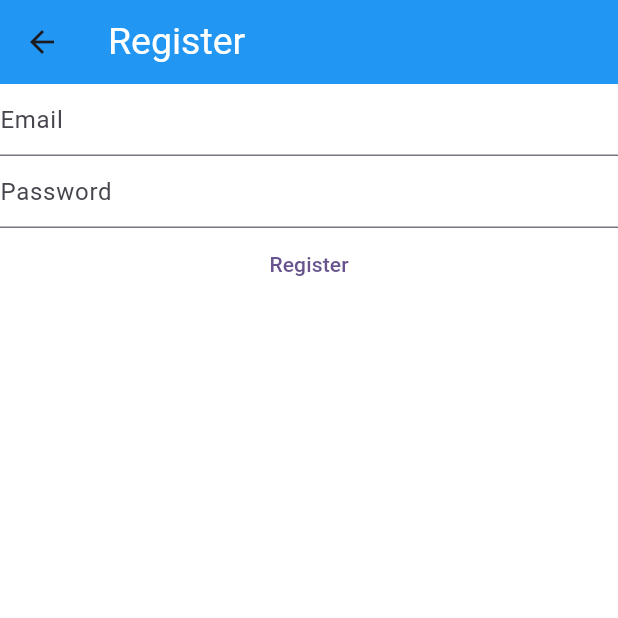
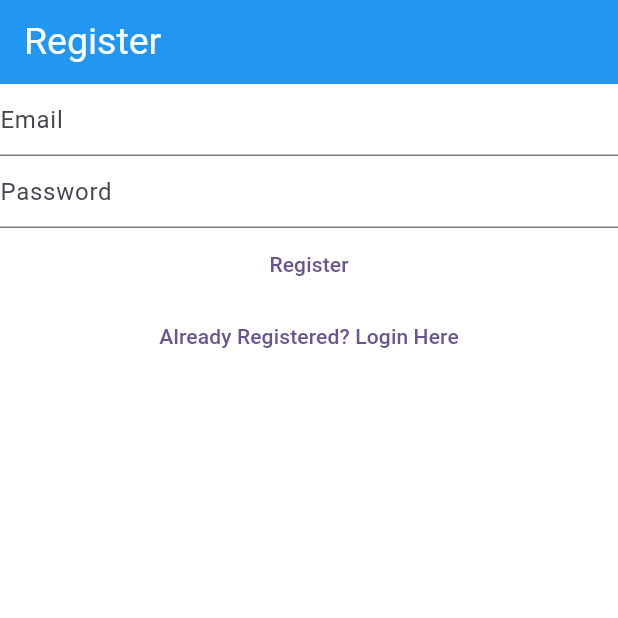
Before and after one commit to Arjunkocharla/smartnotes, a Flutter app: the RegisterView screen opened directly, on a phone screen of 412 x 824 dp, the top half of it. Run offline on Flutter 3.47's test engine with Material 3 defaults, Android fonts, the phone set to English and light mode, and no system bars; our stand-ins replace firebase_auth, firebase_core; accounts and stored records are empty.

Commit message:
commiting email and login

```diff
--- a/lib/views/register_view.dart
+++ b/lib/views/register_view.dart
@@ -26,21 +26,12 @@
   @override
   Widget build(BuildContext context) {
     return Scaffold(
-      backgroundColor: Colors.white,
       appBar: AppBar(
-          title: const Text(
-            'Register',
-            style: TextStyle(color: Colors.white, fontSize: 25),
+        title: Text("Register",
+            style: TextStyle(color: Colors.white, fontSize: 25)),
+        backgroundColor: Colors.blue,
       ),
-          backgroundColor: Colors.blue,
-          centerTitle: false),
-      body: FutureBuilder(
-        future: Firebase.initializeApp(
-            options: DefaultFirebaseOptions.currentPlatform),
-        builder: (context, snapshot) {
-          switch (snapshot.connectionState) {
-            case ConnectionState.done:
-              return Column(
+      body: Column(
         children: [
           TextField(
             controller: _email,
@@ -76,12 +67,13 @@
             },
             child: const Text('Register'),
           ),
+          TextButton(
+              onPressed: () {
+                Navigator.of(context)
+                    .pushNamedAndRemoveUntil('/login', (route) => false);
+              },
+              child: Text("Already Registered? Login Here")),
         ],
-              );
-            default:
-              return const Text("Loading");
-          }
-        },
       ),
     );
   }
```
Also changed, not shown: lib/main.dart (+55 -19 lines), lib/views/login_view.dart (+11 -23 lines), lib/views/verify_email_view.dart (added, +30 -0 lines). Lines whose indentation alone changed are shown as unchanged.
